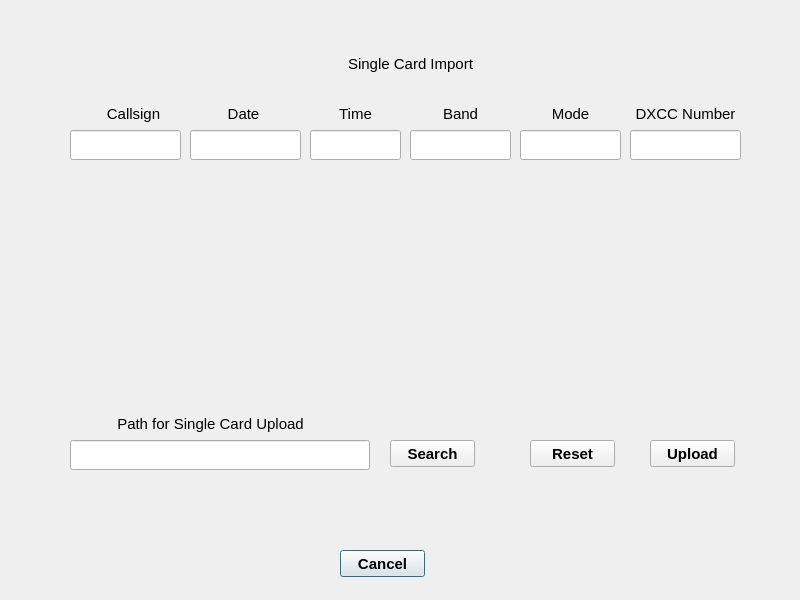
First picture: the form in gui_data/frm_single_card_import.ui, repository kowmang/Eqsl_Program, before the edit.
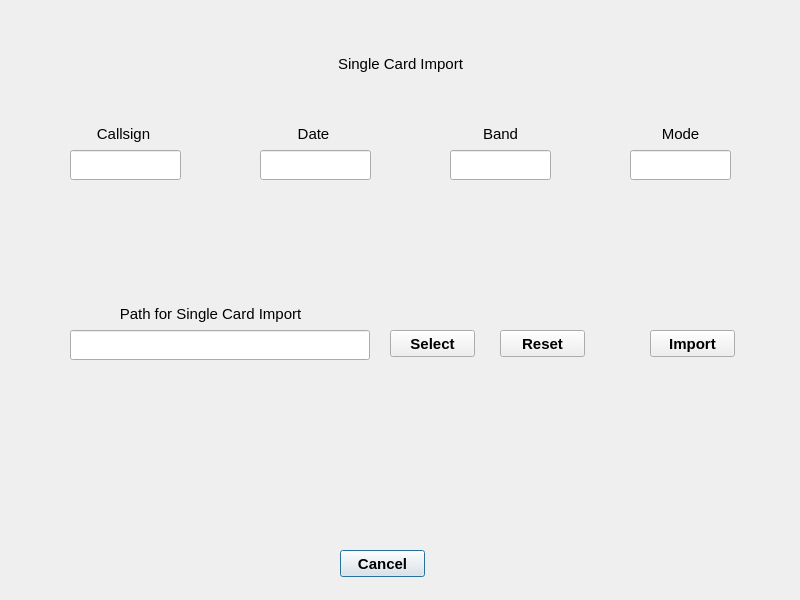
Second picture: the form after the edit.

Commit message: updated design singlecard import

```diff
--- a/gui_data/frm_single_card_import.ui
+++ b/gui_data/frm_single_card_import.ui
@@ -35,32 +35,11 @@
     <string>Cancel</string>
    </property>
   </widget>
-  <widget class="QLabel" name="lb_time_1">
+  <widget class="QLineEdit" name="txt_date_single">
    <property name="geometry">
     <rect>
-     <x>300</x>
-     <y>100</y>
-     <width>111</width>
-     <height>27</height>
-    </rect>
-   </property>
-   <property name="font">
-    <font>
-     <pointsize>11</pointsize>
-    </font>
-   </property>
-   <property name="text">
-    <string>Time</string>
-   </property>
-   <property name="alignment">
-    <set>Qt::AlignmentFlag::AlignCenter</set>
-   </property>
-  </widget>
-  <widget class="QLineEdit" name="le_date_1">
-   <property name="geometry">
-    <rect>
-     <x>190</x>
-     <y>130</y>
+     <x>260</x>
+     <y>150</y>
      <width>111</width>
      <height>30</height>
     </rect>
@@ -69,8 +48,8 @@
   <widget class="QPushButton" name="btn_reset_singlecard">
    <property name="geometry">
     <rect>
-     <x>530</x>
-     <y>440</y>
+     <x>500</x>
+     <y>330</y>
      <width>85</width>
      <height>27</height>
     </rect>
@@ -88,8 +67,8 @@
   <widget class="QLabel" name="lb_mode_1">
    <property name="geometry">
     <rect>
-     <x>520</x>
-     <y>100</y>
+     <x>630</x>
+     <y>120</y>
      <width>101</width>
      <height>27</height>
     </rect>
@@ -106,22 +85,12 @@
     <set>Qt::AlignmentFlag::AlignCenter</set>
    </property>
   </widget>
-  <widget class="QLineEdit" name="le_callsign_5">
-   <property name="geometry">
-    <rect>
-     <x>520</x>
-     <y>130</y>
-     <width>101</width>
-     <height>30</height>
-    </rect>
-   </property>
-  </widget>
-  <widget class="QLineEdit" name="le_dxcc_number_1">
+  <widget class="QLineEdit" name="txt_mode_single">
    <property name="geometry">
     <rect>
      <x>630</x>
-     <y>130</y>
-     <width>111</width>
+     <y>150</y>
+     <width>101</width>
      <height>30</height>
     </rect>
    </property>
@@ -129,8 +98,8 @@
   <widget class="QLabel" name="lb_band_1">
    <property name="geometry">
     <rect>
-     <x>410</x>
-     <y>100</y>
+     <x>450</x>
+     <y>120</y>
      <width>101</width>
      <height>27</height>
     </rect>
@@ -147,21 +116,11 @@
     <set>Qt::AlignmentFlag::AlignCenter</set>
    </property>
   </widget>
-  <widget class="QLineEdit" name="le_time_1">
-   <property name="geometry">
-    <rect>
-     <x>310</x>
-     <y>130</y>
-     <width>91</width>
-     <height>30</height>
-    </rect>
-   </property>
-  </widget>
-  <widget class="QPushButton" name="btn_search_path_singlecard_upload">
+  <widget class="QPushButton" name="btn_select_path_single">
    <property name="geometry">
     <rect>
      <x>390</x>
-     <y>440</y>
+     <y>330</y>
      <width>85</width>
      <height>27</height>
     </rect>
@@ -173,14 +132,14 @@
     </font>
    </property>
    <property name="text">
-    <string>Search</string>
+    <string>Select</string>
    </property>
   </widget>
   <widget class="QPushButton" name="btn_upload_singlecard">
    <property name="geometry">
     <rect>
      <x>650</x>
-     <y>440</y>
+     <y>330</y>
      <width>85</width>
      <height>27</height>
     </rect>
@@ -192,14 +151,14 @@
     </font>
    </property>
    <property name="text">
-    <string>Upload</string>
+    <string>Import</string>
    </property>
   </widget>
   <widget class="QLabel" name="lb_date_1">
    <property name="geometry">
     <rect>
-     <x>180</x>
-     <y>100</y>
+     <x>250</x>
+     <y>120</y>
      <width>127</width>
      <height>27</height>
     </rect>
@@ -220,7 +179,7 @@
    <property name="geometry">
     <rect>
      <x>70</x>
-     <y>130</y>
+     <y>150</y>
      <width>111</width>
      <height>30</height>
     </rect>
@@ -230,7 +189,7 @@
    <property name="geometry">
     <rect>
      <x>60</x>
-     <y>410</y>
+     <y>300</y>
      <width>301</width>
      <height>27</height>
     </rect>
@@ -241,7 +200,7 @@
     </font>
    </property>
    <property name="text">
-    <string>Path for Single Card Upload</string>
+    <string>Path for Single Card Import</string>
    </property>
    <property name="alignment">
     <set>Qt::AlignmentFlag::AlignCenter</set>
@@ -251,7 +210,7 @@
    <property name="geometry">
     <rect>
      <x>70</x>
-     <y>440</y>
+     <y>330</y>
      <width>300</width>
      <height>30</height>
     </rect>
@@ -262,31 +221,10 @@
     </font>
    </property>
   </widget>
-  <widget class="QLabel" name="lb_dxcc_number_1">
-   <property name="geometry">
-    <rect>
-     <x>630</x>
-     <y>100</y>
-     <width>111</width>
-     <height>27</height>
-    </rect>
-   </property>
-   <property name="font">
-    <font>
-     <pointsize>11</pointsize>
-    </font>
-   </property>
-   <property name="text">
-    <string>DXCC Number</string>
-   </property>
-   <property name="alignment">
-    <set>Qt::AlignmentFlag::AlignCenter</set>
-   </property>
-  </widget>
   <widget class="QLabel" name="lb_single_card_upload_section">
    <property name="geometry">
     <rect>
-     <x>110</x>
+     <x>100</x>
      <y>50</y>
      <width>601</width>
      <height>27</height>
@@ -307,8 +245,8 @@
   <widget class="QLabel" name="lb_callsign_1">
    <property name="geometry">
     <rect>
-     <x>70</x>
-     <y>100</y>
+     <x>60</x>
+     <y>120</y>
      <width>127</width>
      <height>27</height>
     </rect>
@@ -328,8 +266,8 @@
   <widget class="QLineEdit" name="le_mode_1">
    <property name="geometry">
     <rect>
-     <x>410</x>
-     <y>130</y>
+     <x>450</x>
+     <y>150</y>
      <width>101</width>
      <height>30</height>
     </rect>
```
Left out of the diff: 18 changed lines with no effect on the pictures. The commit also changes 1 other file.
